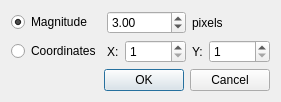
Before: the Qt Designer form kstars/ekos/guide/manualdither.ui in KDE/kstars, drawn with Qt 5.
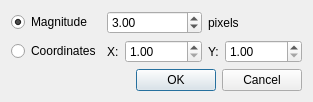
After: the same form once the commit is applied.

```diff
--- a/kstars/ekos/guide/manualdither.ui
+++ b/kstars/ekos/guide/manualdither.ui
@@ -69,18 +69,12 @@
         </widget>
        </item>
        <item>
-        <widget class="QSpinBox" name="x">
-         <property name="sizePolicy">
-          <sizepolicy hsizetype="MinimumExpanding" vsizetype="Fixed">
-           <horstretch>0</horstretch>
-           <verstretch>0</verstretch>
-          </sizepolicy>
-         </property>
+        <widget class="QDoubleSpinBox" name="x">
          <property name="minimum">
-          <number>1</number>
+          <double>1.000000000000000</double>
          </property>
          <property name="maximum">
-          <number>10000</number>
+          <double>10000.000000000000000</double>
          </property>
         </widget>
        </item>
@@ -96,18 +90,12 @@
         </widget>
        </item>
        <item>
-        <widget class="QSpinBox" name="y">
-         <property name="sizePolicy">
-          <sizepolicy hsizetype="MinimumExpanding" vsizetype="Fixed">
-           <horstretch>0</horstretch>
-           <verstretch>0</verstretch>
-          </sizepolicy>
-         </property>
+        <widget class="QDoubleSpinBox" name="y">
          <property name="minimum">
-          <number>1</number>
+          <double>1.000000000000000</double>
          </property>
          <property name="maximum">
-          <number>10000</number>
+          <double>10000.000000000000000</double>
          </property>
         </widget>
        </item>
```
